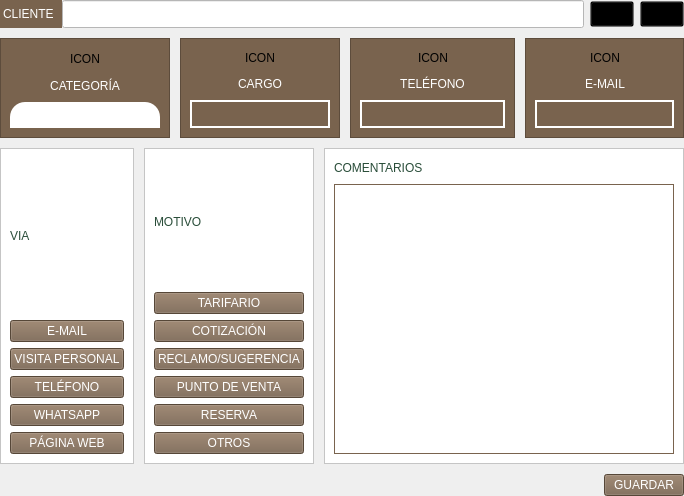
Above: page_1.ui from altitude-solutions/Camino_Real_Desktop before the change. Below: the same form after it.
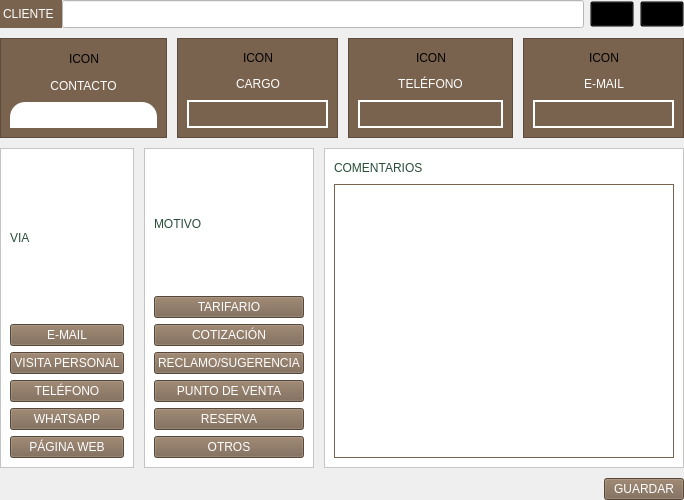
That is the form after the change.

Diff of the .ui file:
```diff
--- a/page_1.ui
+++ b/page_1.ui
@@ -7,7 +7,7 @@
     <x>0</x>
     <y>0</y>
     <width>684</width>
-    <height>496</height>
+    <height>500</height>
    </rect>
   </property>
   <property name="windowTitle">
@@ -178,7 +178,7 @@
 color:white;</string>
             </property>
             <property name="text">
-             <string>CATEGORÍA</string>
+             <string>CONTACTO</string>
             </property>
             <property name="alignment">
              <set>Qt::AlignCenter</set>
@@ -364,6 +364,9 @@
           <property name="alignment">
            <set>Qt::AlignCenter</set>
           </property>
+          <property name="wordWrap">
+           <bool>true</bool>
+          </property>
          </widget>
         </item>
        </layout>
@@ -482,6 +485,9 @@
           <property name="alignment">
            <set>Qt::AlignCenter</set>
           </property>
+          <property name="wordWrap">
+           <bool>true</bool>
+          </property>
          </widget>
         </item>
        </layout>
@@ -600,6 +606,9 @@
           <property name="alignment">
            <set>Qt::AlignCenter</set>
           </property>
+          <property name="wordWrap">
+           <bool>true</bool>
+          </property>
          </widget>
         </item>
        </layout>
```
Left out of the diff: 14 changed lines with no effect on the pictures.
